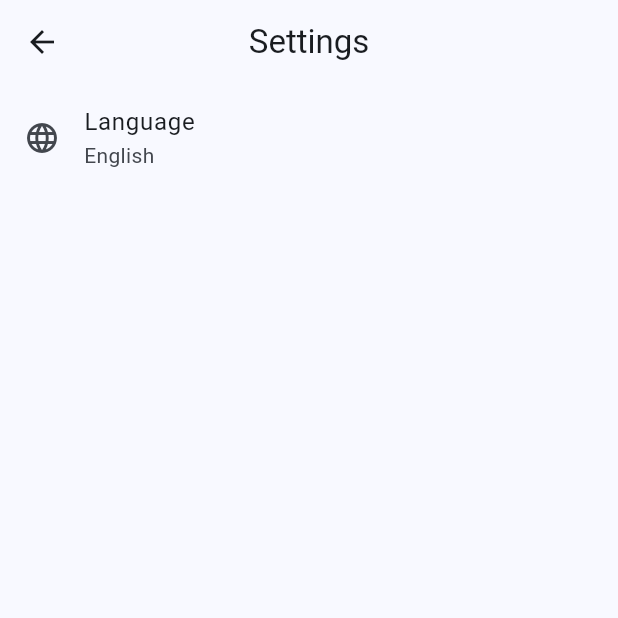
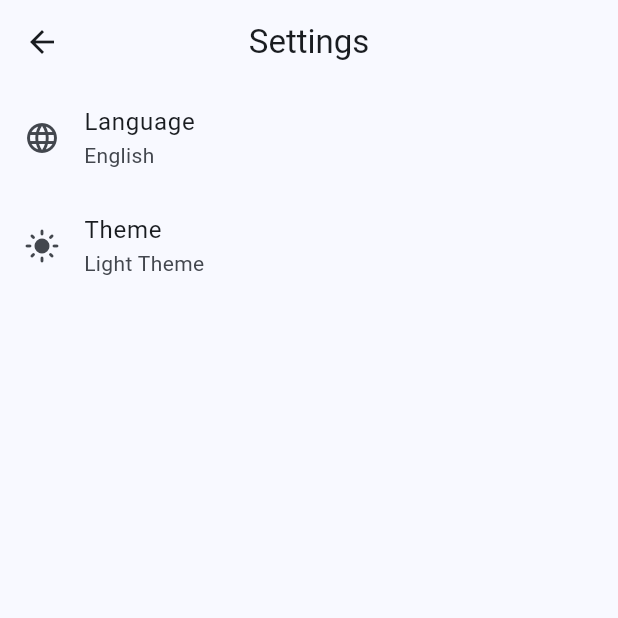
Before and after one commit to ysntopbas/boostify, a Flutter app: the screen it shows after launch, after a tap on the "settings" icon, on a phone screen of 412 x 824 dp, the top half of it. Run offline on Flutter 3.47's test engine with Material 3 defaults, Android fonts, the phone set to English and light mode, and no system bars; our stand-ins replace battery_plus, easy_localization, percent_indicator, shared_preferences, timelines_plus.

Commit message:
Add theme settings and dynamic theme support
- Implemented theme service with light and dark theme configurations
- Added theme mode selection in settings screen
- Integrated theme persistence using shared preferences
- Updated translations with theme-related keys
- Refactored main app to support dynamic theme switching
- Added theme mode parameter to home and settings screens

```diff
--- a/assets/translations/en.json
+++ b/assets/translations/en.json
@@ -49,5 +49,9 @@
   "ram_cleaner": "RAM Cleaner",
   "ram_usage_low": "Low Usage",
   "ram_usage_normal": "Normal Usage",
-  "ram_usage_high": "High Usage"
+  "ram_usage_high": "High Usage",
+  "theme": "Theme",
+  "theme_settings": "Theme Settings",
+  "light_theme": "Light Theme",
+  "dark_theme": "Dark Theme"
 }
--- a/assets/translations/tr.json
+++ b/assets/translations/tr.json
@@ -49,5 +49,9 @@
   "ram_cleaner": "RAM Temizleyici",
   "ram_usage_low": "Düşük Kullanım",
   "ram_usage_normal": "Normal Kullanım",
-  "ram_usage_high": "Yüksek Kullanım"
+  "ram_usage_high": "Yüksek Kullanım",
+  "theme": "Tema",
+  "theme_settings": "Tema Ayarları",
+  "light_theme": "Açık Tema",
+  "dark_theme": "Koyu Tema"
 }
--- a/lib/main.dart
+++ b/lib/main.dart
@@ -2,11 +2,14 @@ import 'package:flutter/material.dart';
 import 'package:easy_localization/easy_localization.dart';
 import 'package:boostify/screens/home_screen.dart';
 import 'package:boostify/services/optimize_service.dart';
+import 'package:boostify/services/theme_service.dart';
 
 void main() async {
   WidgetsFlutterBinding.ensureInitialized();
   await EasyLocalization.ensureInitialized();
   await OptimizeService.init();
+
+  final themeMode = await ThemeService.getThemeMode();
 
   runApp(EasyLocalization(
     supportedLocales: const [
@@ -16,12 +19,37 @@ void main() async {
     path: 'assets/translations',
     fallbackLocale: const Locale('en'),
     startLocale: const Locale('en'),
-    child: const MyApp(),
+    child: MyApp(initialThemeMode: themeMode),
   ));
 }
 
-class MyApp extends StatelessWidget {
-  const MyApp({super.key});
+class MyApp extends StatefulWidget {
+  final ThemeMode initialThemeMode;
+
+  const MyApp({
+    super.key,
+    required this.initialThemeMode,
+  });
+
+  @override
+  State<MyApp> createState() => _MyAppState();
+}
+
+class _MyAppState extends State<MyApp> {
+  late ThemeMode _themeMode;
+
+  @override
+  void initState() {
+    super.initState();
+    _themeMode = widget.initialThemeMode;
+  }
+
+  void _setThemeMode(ThemeMode mode) {
+    setState(() {
+      _themeMode = mode;
+    });
+    ThemeService.setThemeMode(mode);
+  }
 
   @override
   Widget build(BuildContext context) {
@@ -31,13 +59,12 @@ class MyApp extends StatelessWidget {
       localizationsDelegates: context.localizationDelegates,
       supportedLocales: context.supportedLocales,
       locale: context.locale,
-      theme: ThemeData(
-        colorScheme: ColorScheme.fromSeed(seedColor: Colors.blue),
-        useMaterial3: true,
-      ),
+      themeMode: _themeMode,
+      theme: ThemeService.getLightTheme(),
+      darkTheme: ThemeService.getDarkTheme(),
       initialRoute: '/',
       routes: {
-        '/': (context) => const HomeScreen(),
+        '/': (context) => HomeScreen(onThemeChanged: _setThemeMode),
       },
     );
   }
--- a/lib/screens/home_screen.dart
+++ b/lib/screens/home_screen.dart
@@ -12,7 +12,12 @@ import 'dart:async';
 import 'package:timelines_plus/timelines_plus.dart';
 
 class HomeScreen extends StatefulWidget {
-  const HomeScreen({super.key});
+  final Function(ThemeMode) onThemeChanged;
+
+  const HomeScreen({
+    super.key,
+    required this.onThemeChanged,
+  });
 
   @override
   State<HomeScreen> createState() => _HomeScreenState();
@@ -479,7 +484,12 @@ class _HomeScreenState extends State<HomeScreen> with SingleTickerProviderStateM
                           Navigator.push(
                             context,
                             MaterialPageRoute(
-                              builder: (context) => const SettingsScreen(),
+                              builder: (context) => SettingsScreen(
+                                onThemeChanged: widget.onThemeChanged,
+                                currentThemeMode: Theme.of(context).brightness == Brightness.dark
+                                  ? ThemeMode.dark
+                                  : ThemeMode.light,
+                              ),
                             ),
                           );
                         },
--- a/lib/screens/settings_screen.dart
+++ b/lib/screens/settings_screen.dart
@@ -2,7 +2,14 @@ import 'package:flutter/material.dart';
 import 'package:easy_localization/easy_localization.dart';
 
 class SettingsScreen extends StatelessWidget {
-  const SettingsScreen({super.key});
+  final Function(ThemeMode) onThemeChanged;
+  final ThemeMode currentThemeMode;
+
+  const SettingsScreen({
+    super.key,
+    required this.onThemeChanged,
+    required this.currentThemeMode,
+  });
 
   void _restartApp(BuildContext context) {
     Navigator.of(context).pushNamedAndRemoveUntil('/', (route) => false);
@@ -15,7 +22,6 @@ class SettingsScreen extends StatelessWidget {
         title: Text('settings'.tr()),
         centerTitle: true,
         elevation: 0,
-        backgroundColor: Colors.transparent,
       ),
       body: ListView(
         children: [
@@ -65,6 +71,54 @@ class SettingsScreen extends StatelessWidget {
               );
             },
           ),
+          ListTile(
+            leading: Icon(
+              currentThemeMode == ThemeMode.dark
+                ? Icons.dark_mode
+                : Icons.light_mode
+            ),
+            title: Text('theme'.tr()),
+            subtitle: Text(
+              currentThemeMode == ThemeMode.dark
+                ? 'dark_theme'.tr()
+                : 'light_theme'.tr()
+            ),
+            onTap: () {
+              showDialog(
+                context: context,
+                builder: (context) => AlertDialog(
+                  title: Text('theme_settings'.tr()),
+                  content: Column(
+                    mainAxisSize: MainAxisSize.min,
+                    children: [
+                      ListTile(
+                        title: Text('light_theme'.tr()),
+                        leading: Radio<ThemeMode>(
+                          value: ThemeMode.light,
+                          groupValue: currentThemeMode,
+                          onChanged: (value) {
+                            onThemeChanged(value!);
+                            Navigator.pop(context);
+                          },
+                        ),
+                      ),
+                      ListTile(
+                        title: Text('dark_theme'.tr()),
+                        leading: Radio<ThemeMode>(
+                          value: ThemeMode.dark,
+                          groupValue: currentThemeMode,
+                          onChanged: (value) {
+                            onThemeChanged(value!);
+                            Navigator.pop(context);
+                          },
+                        ),
+                      ),
+                    ],
+                  ),
+                ),
+              );
+            },
+          ),
         ],
       ),
     );
--- /dev/null
+++ b/lib/services/theme_service.dart
@@ -0,0 +1,47 @@
+import 'package:flutter/material.dart';
+import 'package:shared_preferences/shared_preferences.dart';
+
+class ThemeService {
+  static const String _themeKey = 'theme_mode';
+
+  static Future<ThemeMode> getThemeMode() async {
+    final prefs = await SharedPreferences.getInstance();
+    final isLightMode = prefs.getBool(_themeKey) ?? true;
+    return isLightMode ? ThemeMode.light : ThemeMode.dark;
+  }
+
+  static Future<void> setThemeMode(ThemeMode mode) async {
+    final prefs = await SharedPreferences.getInstance();
+    await prefs.setBool(_themeKey, mode == ThemeMode.light);
+  }
+
+  static ThemeData getLightTheme() {
+    return ThemeData(
+      useMaterial3: true,
+      brightness: Brightness.light,
+      colorScheme: ColorScheme.fromSeed(
+        seedColor: Colors.blue,
+        brightness: Brightness.light,
+      ),
+      appBarTheme: const AppBarTheme(
+        backgroundColor: Colors.transparent,
+        elevation: 0,
+      ),
+    );
+  }
+
+  static ThemeData getDarkTheme() {
+    return ThemeData(
+      useMaterial3: true,
+      brightness: Brightness.dark,
+      colorScheme: ColorScheme.fromSeed(
+        seedColor: Colors.blue,
+        brightness: Brightness.dark,
+      ),
+      appBarTheme: const AppBarTheme(
+        backgroundColor: Colors.transparent,
+        elevation: 0,
+      ),
+    );
+  }
+}
```
Also changed, not shown: 1 other file.
